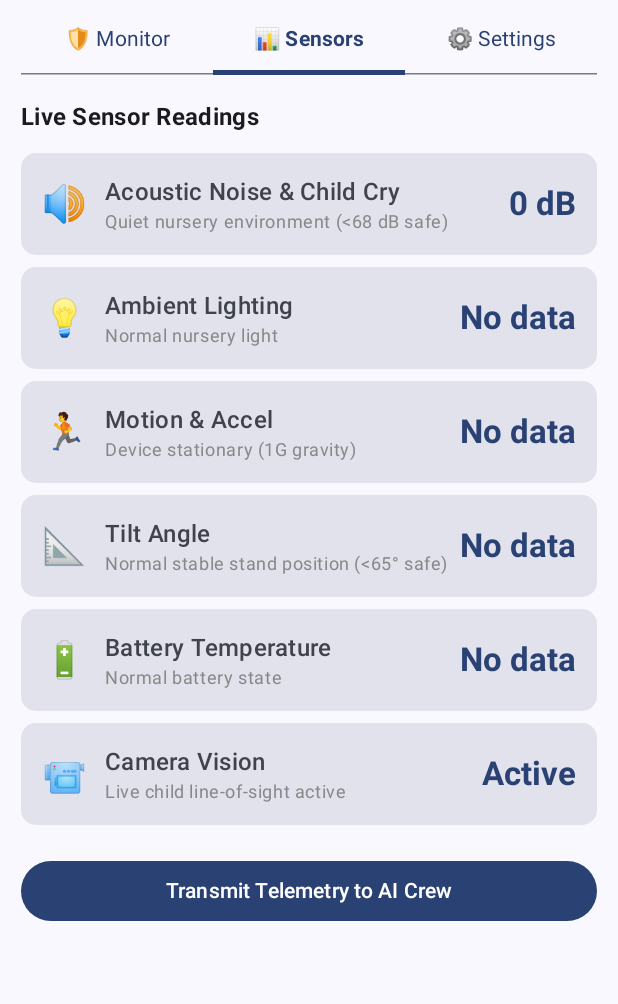
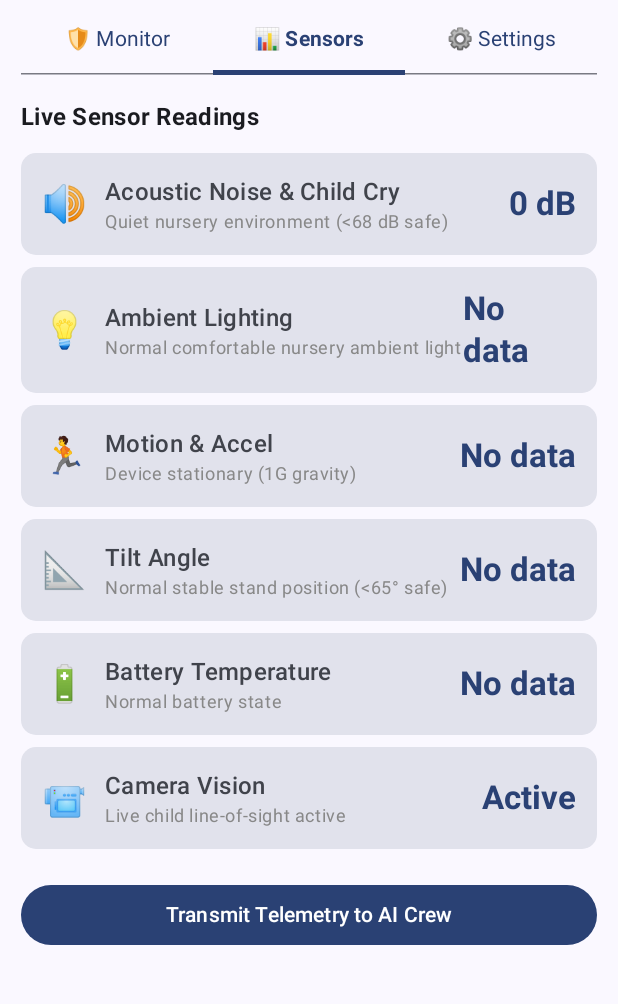
Before and after one commit to achyut-29/HazardGuard, an Android app built with Jetpack Compose: the screen it shows after launch (MainActivity), tab 2 chosen, on a phone screen of 412 x 824 dp, the part 51-1055 px from its top. Run offline under Robolectric (Android 15) with nearby library versions, the phone set to English and light mode, and no system bars.

Commit message:
Add responsive night/glare icons to light chip and detail card

```diff
--- a/app/src/main/java/com/example/hazardguard/MainActivity.kt
+++ b/app/src/main/java/com/example/hazardguard/MainActivity.kt
@@ -974,7 +974,9 @@ fun SensorScreen(modifier: Modifier = Modifier) {
                         horizontalArrangement = Arrangement.SpaceBetween
                     ) {
                         QuickSensorChip("🔊", noise?.let { "%.0fdB".format(it) } ?: "-", if (isChildCry) "CRYING!" else "Noise", isChildCry || (noise ?: 0f) > 80f)
-                        QuickSensorChip("💡", lux?.let { "%.0flx".format(it) } ?: "-", "Light")
+                        val lightIcon = if ((lux ?: 50f) < 5f) "🌙" else if ((lux ?: 50f) > 1200f) "☀️" else "💡"
+                        val lightLabel = if ((lux ?: 50f) < 5f) "Night" else if ((lux ?: 50f) > 1200f) "Glare!" else "Light"
+                        QuickSensorChip(lightIcon, lux?.let { "%.0flx".format(it) } ?: "-", lightLabel, isWarning = (lux ?: 50f) > 1500f)
                         QuickSensorChip("🏃", accel?.let { "%.1f".format(it) } ?: "-", "Motion")
                         QuickSensorChip("📐", tilt?.let { "%.0f°".format(it) } ?: "-", "Tilt", (tilt ?: 0f) > 75f)
                         QuickSensorChip("🔋", batteryTemp?.let { "%.0f°C".format(it) } ?: "-", "Temp")
@@ -1161,11 +1163,17 @@ fun SensorScreen(modifier: Modifier = Modifier) {
                         isWarning = isChildCry || (noise ?: 0f) > 80f
                     )
 
+                    val lightState = when {
+                        (lux ?: 50f) < 5f -> "🌙 Night nursery (Restful sleeping darkness <5 lx)"
+                        (lux ?: 50f) > 1200f -> "⚠️ Direct intense glare (>1200 lx) — eye risk"
+                        else -> "Normal comfortable nursery ambient light"
+                    }
                     SensorDetailCard(
                         title = "Ambient Lighting",
                         value = lux?.let { "%.0f lux".format(it) } ?: "No data",
-                        subtext = if ((lux ?: 100f) < 5f) "Dim room / night nursery" else "Normal nursery light",
-                        icon = "💡"
+                        subtext = lightState,
+                        icon = if ((lux ?: 50f) < 5f) "🌙" else if ((lux ?: 50f) > 1200f) "☀️" else "💡",
+                        isWarning = (lux ?: 50f) > 1500f
                     )
 
                     SensorDetailCard(
```
